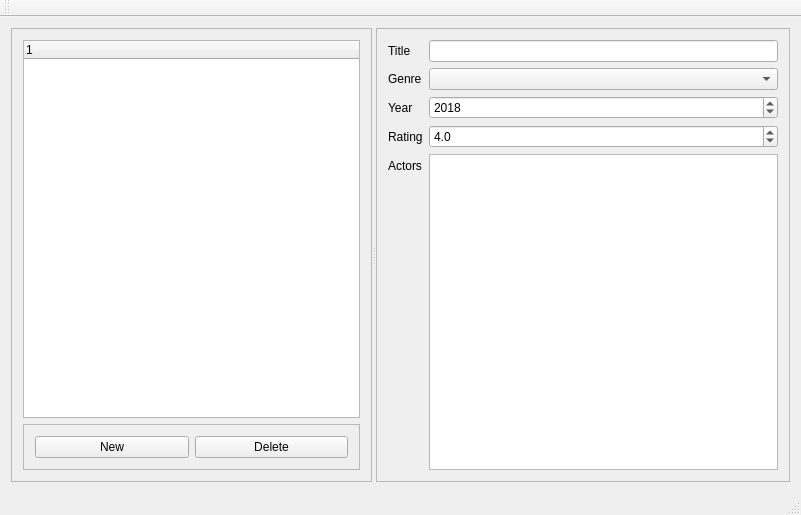
Before: the Qt Designer form movies/mainwindow.ui in sjohnson512/qt_movies_example, drawn with Qt 5.
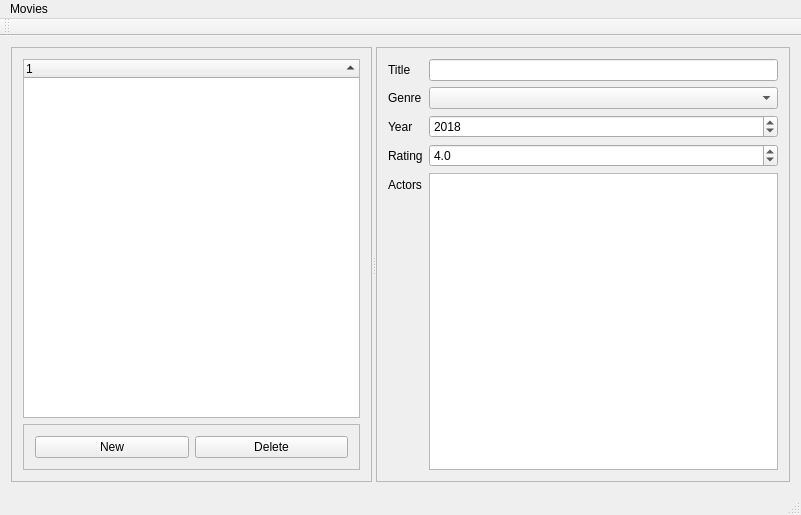
After: the same form once the commit is applied.

```diff
--- a/movies/mainwindow.ui
+++ b/movies/mainwindow.ui
@@ -33,6 +33,14 @@
           <property name="autoScroll">
            <bool>false</bool>
           </property>
+          <property name="sortingEnabled">
+           <bool>true</bool>
+          </property>
+          <column>
+           <property name="text">
+            <string notr="true">1</string>
+           </property>
+          </column>
          </widget>
         </item>
         <item>
@@ -159,6 +167,14 @@
      <height>21</height>
     </rect>
    </property>
+   <widget class="QMenu" name="menuMovies">
+    <property name="title">
+     <string>Movies</string>
+    </property>
+    <addaction name="actionNew"/>
+    <addaction name="actionDelete"/>
+   </widget>
+   <addaction name="menuMovies"/>
   </widget>
   <widget class="QToolBar" name="mainToolBar">
    <attribute name="toolBarArea">
```
Left out of the diff: 16 changed lines with no effect on the pictures.
